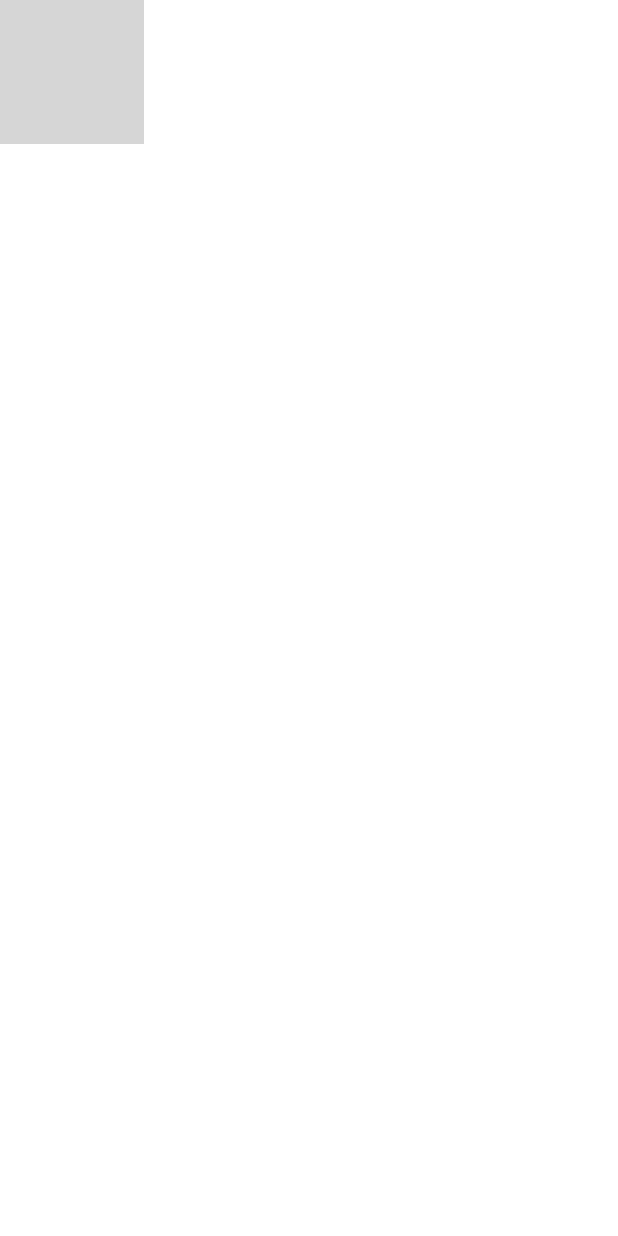
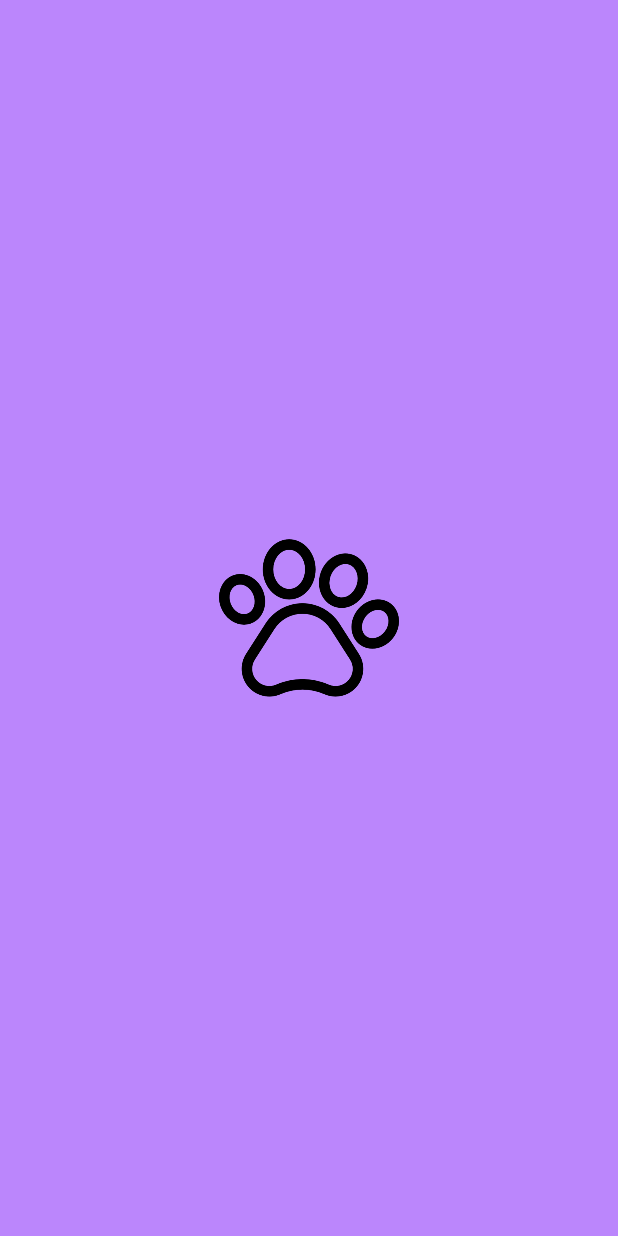
Before and after one commit to wldnjs1277/SchoolClass, an Android app: the layout activity_main.xml on its own in the app's theme, with its tools: preview values and no code run, on a phone screen of 412 x 824 dp. Run offline under Robolectric (Android 15) with nearby library versions, the phone set to English and light mode, and no system bars; grey boxes are pictures that could not be loaded.

```diff
--- a/app/src/main/res/layout/activity_main.xml
+++ b/app/src/main/res/layout/activity_main.xml
@@ -6,13 +6,14 @@
     android:layout_height="match_parent"
     tools:context=".MainActivity"
     android:orientation="vertical"
-    android:background="@color/white">
+    android:background="@color/purple_200">
 
 
     <ImageView
         android:id="@+id/imageView"
-        android:layout_width="wrap_content"
-        android:layout_height="wrap_content"
+        android:layout_width="120dp"
+        android:layout_height="200dp"
+        android:layout_centerInParent="true"
         tools:srcCompat="@drawable/pawprint"
         tools:ignore="ContentDescription" />
 </RelativeLayout>
--- a/app/src/main/res/values/colors.xml
+++ b/app/src/main/res/values/colors.xml
@@ -1,8 +1,8 @@
 <?xml version="1.0" encoding="utf-8"?>
 <resources>
     <color name="purple_200">#FFBB86FC</color>
-    <color name="purple_500">#FF6200EE</color>
-    <color name="purple_700">#FF3700B3</color>
+    <color name="purple_500">#B58AF3</color>
+    <color name="purple_700">#A590D3</color>
     <color name="teal_200">#FF03DAC5</color>
     <color name="teal_700">#FF018786</color>
     <color name="black">#FF000000</color>
```
Also changed, not shown: app/src/main/res/drawable/splash_bg_gradient.xml (added, +11 -0 lines), app/src/main/res/drawable-v24/pawprint.png (added).
